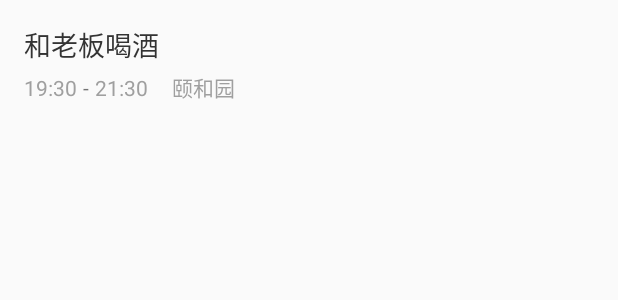
After one commit to 532Android/bigwork, an Android app: the layout fragment1_richenglist_item.xml on its own in the app's theme, with its tools: preview values and no code run, on a phone screen of 412 x 824 dp. The commit adds this screen. Shown: the top 300 px of the screen. Run offline under Robolectric (Android 15) with nearby library versions, the phone set to English and light mode, and no system bars.

Commit message:
日程页面简单布局
日程页面简单布局

```diff
--- a/Myassistant/app/build.gradle
+++ b/Myassistant/app/build.gradle
@@ -29,4 +29,6 @@ dependencies {
     testCompile 'junit:junit:4.12'
     compile 'com.android.support.constraint:constraint-layout:1.0.2'
     compile 'com.squareup.okhttp3:okhttp:3.4.1'
+    compile 'com.android.support:recyclerview-v7:26.+'
+    compile 'org.litepal.android:core:1.4.1'
 }
--- a/Myassistant/app/src/main/AndroidManifest.xml
+++ b/Myassistant/app/src/main/AndroidManifest.xml
@@ -12,13 +12,15 @@
         <activity
             android:name=".logon"
             android:label="@string/app_name">
+
+        </activity>
+        <activity android:name=".MainActivity">
             <intent-filter>
                 <action android:name="android.intent.action.MAIN" />
 
                 <category android:name="android.intent.category.LAUNCHER" />
             </intent-filter>
         </activity>
-        <activity android:name=".MainActivity"></activity>
         <activity android:name=".sign_up"></activity>
     </application>
 
--- a/Myassistant/app/src/main/res/layout/fragment1.xml
+++ b/Myassistant/app/src/main/res/layout/fragment1.xml
@@ -3,9 +3,18 @@
     android:orientation="vertical" android:layout_width="match_parent"
     android:layout_height="match_parent">
 
-    <TextView
-        android:text="first"
-        android:layout_width="wrap_content"
-        android:layout_height="wrap_content" />
+    <CalendarView
+        android:id="@+id/calendarView"
+        android:layout_width="match_parent"
+        android:layout_height="wrap_content"
+        android:minDate="01/01/2015"
+        android:maxDate="12/31/2025"
+        android:weekSeparatorLineColor="#f2f2f2"
+        />
+
+    <android.support.v7.widget.RecyclerView
+        android:id="@+id/richeng_List"
+        android:layout_width="match_parent"
+        android:layout_height="match_parent"/>
 
 </LinearLayout>
--- /dev/null
+++ b/Myassistant/app/src/main/res/layout/fragment1_richenglist_item.xml
@@ -0,0 +1,66 @@
+<?xml version="1.0" encoding="utf-8"?>
+<LinearLayout
+    xmlns:android="http://schemas.android.com/apk/res/android"
+    android:layout_width="match_parent"
+    android:layout_height="match_parent">
+
+    <LinearLayout
+        android:orientation="vertical"
+        android:layout_width="match_parent"
+        android:layout_height="wrap_content"
+        android:layout_margin="16dp">
+
+        <TextView
+            android:id="@+id/eventTitle"
+            android:layout_width="wrap_content"
+            android:layout_height="wrap_content"
+            android:ellipsize="end"
+            android:lines="1"
+            android:textColor="#333333"
+            android:textSize="18sp"
+            android:text="和老板喝酒" />
+        <LinearLayout
+            android:orientation="horizontal"
+            android:layout_width="match_parent"
+            android:layout_height="wrap_content"
+            android:layout_marginTop="4dp">
+
+            <TextView
+                android:id="@+id/startTime"
+                android:layout_width="wrap_content"
+                android:layout_height="wrap_content"
+                android:lines="1"
+                android:textColor="#9f9f9f"
+                android:textSize="14sp"
+                android:text="19:30"/>
+
+            <TextView
+                android:layout_width="wrap_content"
+                android:layout_height="wrap_content"
+                android:layout_marginLeft="4dp"
+                android:text="-"/>
+
+            <TextView
+                android:id="@+id/endTime"
+                android:layout_width="wrap_content"
+                android:layout_height="wrap_content"
+                android:layout_marginLeft="4dp"
+                android:lines="1"
+                android:textColor="#9f9f9f"
+                android:textSize="14sp"
+                android:text="21:30"/>
+
+            <TextView
+                android:id="@+id/place"
+                android:layout_width="wrap_content"
+                android:layout_height="wrap_content"
+                android:layout_marginLeft="16dp"
+                android:ellipsize="end"
+                android:lines="1"
+                android:textColor="#9f9f9f"
+                android:textSize="14sp"
+                android:text="颐和园" />
+        </LinearLayout>
+    </LinearLayout>
+
+</LinearLayout>
```
